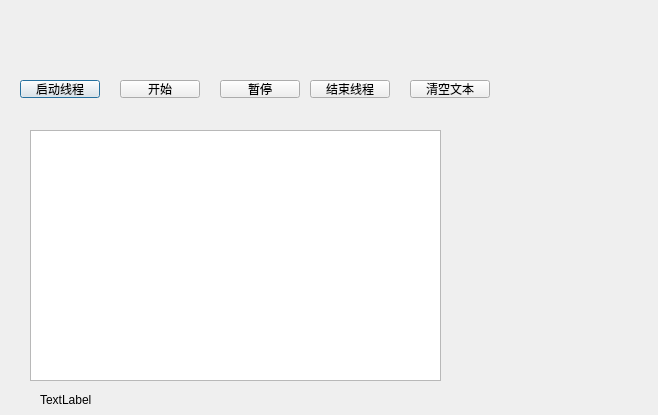
Old version of the form QT_std/QtBook/chapter13/samp13_1/dialog.ui in the repository MagicianzRed/CPP_Practice.
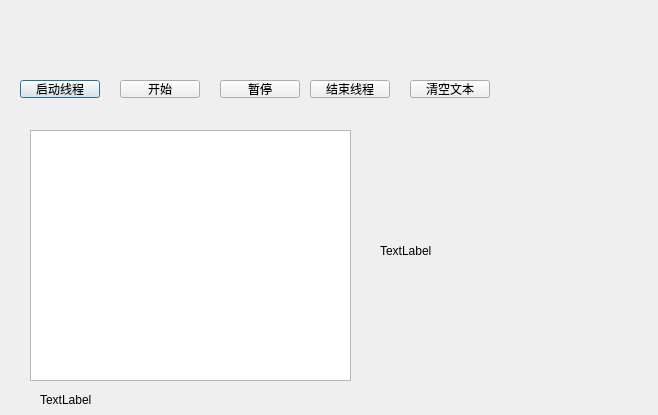
New version of the form.

Diff of the .ui file:
```diff
--- a/QT_std/QtBook/chapter13/samp13_1/dialog.ui
+++ b/QT_std/QtBook/chapter13/samp13_1/dialog.ui
@@ -18,7 +18,7 @@
     <rect>
      <x>30</x>
      <y>130</y>
-     <width>411</width>
+     <width>321</width>
      <height>251</height>
     </rect>
    </property>
@@ -99,6 +99,25 @@
    </property>
    <property name="text">
     <string>清空文本</string>
+   </property>
+   <property name="checkable">
+    <bool>true</bool>
+   </property>
+  </widget>
+  <widget class="QLabel" name="labPic">
+   <property name="geometry">
+    <rect>
+     <x>380</x>
+     <y>130</y>
+     <width>251</width>
+     <height>241</height>
+    </rect>
+   </property>
+   <property name="text">
+    <string>TextLabel</string>
+   </property>
+   <property name="scaledContents">
+    <bool>true</bool>
    </property>
   </widget>
  </widget>
```
Left out of the diff: 15 changed lines with no effect on the pictures.
